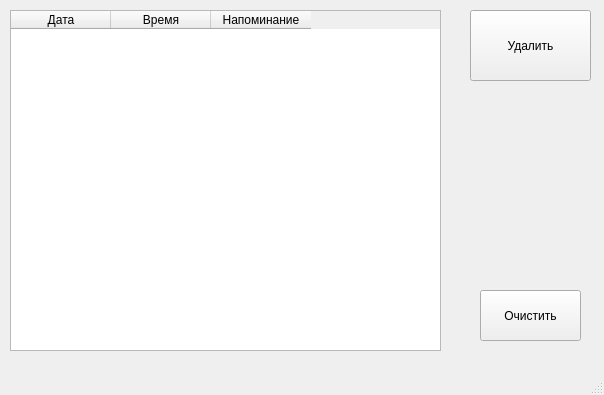
This is table_date.ui in slevinsps/reminder as Qt 5 draws it before an edit. The edited form follows.
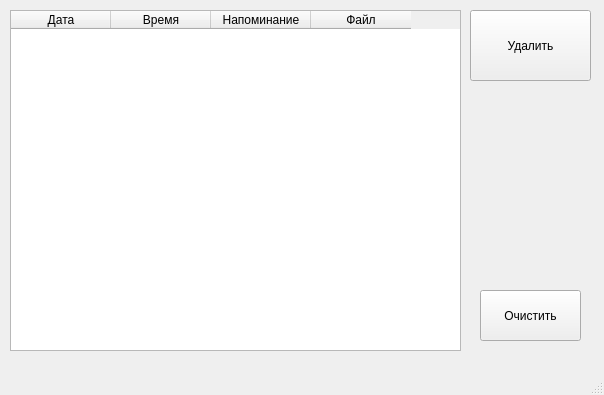
This is the edited form.

```diff
--- a/table_date.ui
+++ b/table_date.ui
@@ -19,7 +19,7 @@
      <rect>
       <x>10</x>
       <y>10</y>
-      <width>431</width>
+      <width>451</width>
       <height>341</height>
      </rect>
     </property>
@@ -41,6 +41,11 @@
       <string>Напоминание</string>
      </property>
     </column>
+    <column>
+     <property name="text">
+      <string>Файл</string>
+     </property>
+    </column>
    </widget>
    <widget class="QPushButton" name="clear_button">
     <property name="geometry">
```
